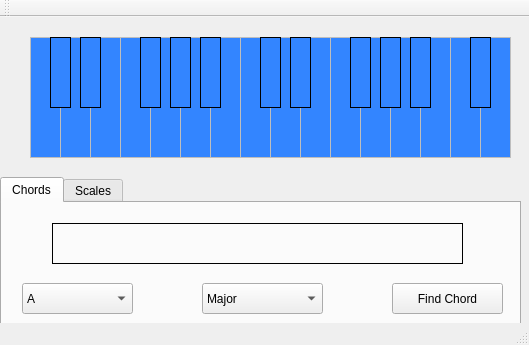
tjruth99/PianoHelper, file mainwindow.ui: the form before one commit.
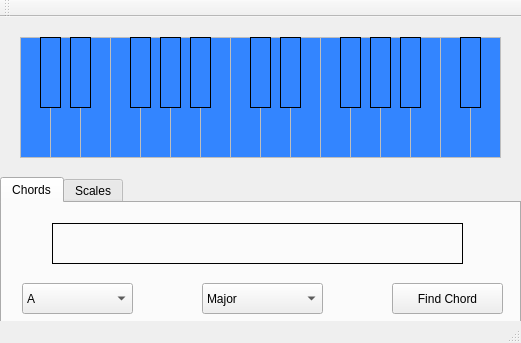
The form after the commit.

```diff
--- a/mainwindow.ui
+++ b/mainwindow.ui
@@ -6,8 +6,8 @@
    <rect>
     <x>0</x>
     <y>0</y>
-    <width>529</width>
-    <height>345</height>
+    <width>521</width>
+    <height>343</height>
    </rect>
   </property>
   <property name="windowTitle">
@@ -403,7 +403,7 @@
     </property>
     <property name="geometry">
      <rect>
-      <x>30</x>
+      <x>20</x>
       <y>20</y>
       <width>31</width>
       <height>121</height>
@@ -440,7 +440,7 @@
     </property>
     <property name="geometry">
      <rect>
-      <x>60</x>
+      <x>50</x>
       <y>20</y>
       <width>31</width>
       <height>121</height>
@@ -474,7 +474,7 @@
    <widget class="QLabel" name="notelabel_01">
     <property name="geometry">
      <rect>
-      <x>50</x>
+      <x>40</x>
       <y>20</y>
       <width>21</width>
       <height>71</height>
@@ -511,7 +511,7 @@
     </property>
     <property name="geometry">
      <rect>
-      <x>120</x>
+      <x>110</x>
       <y>20</y>
       <width>31</width>
       <height>121</height>
@@ -548,7 +548,7 @@
     </property>
     <property name="geometry">
      <rect>
-      <x>90</x>
+      <x>80</x>
       <y>20</y>
       <width>31</width>
       <height>121</height>
@@ -585,7 +585,7 @@
     </property>
     <property name="geometry">
      <rect>
-      <x>180</x>
+      <x>170</x>
       <y>20</y>
       <width>31</width>
       <height>121</height>
@@ -622,7 +622,7 @@
     </property>
     <property name="geometry">
      <rect>
-      <x>210</x>
+      <x>200</x>
       <y>20</y>
       <width>31</width>
       <height>121</height>
@@ -659,7 +659,7 @@
     </property>
     <property name="geometry">
      <rect>
-      <x>240</x>
+      <x>230</x>
       <y>20</y>
       <width>31</width>
       <height>121</height>
@@ -696,7 +696,7 @@
     </property>
     <property name="geometry">
      <rect>
-      <x>390</x>
+      <x>380</x>
       <y>20</y>
       <width>31</width>
       <height>121</height>
@@ -733,7 +733,7 @@
     </property>
     <property name="geometry">
      <rect>
-      <x>360</x>
+      <x>350</x>
       <y>20</y>
       <width>31</width>
       <height>121</height>
@@ -770,7 +770,7 @@
     </property>
     <property name="geometry">
      <rect>
-      <x>300</x>
+      <x>290</x>
       <y>20</y>
       <width>31</width>
       <height>121</height>
@@ -807,7 +807,7 @@
     </property>
     <property name="geometry">
      <rect>
-      <x>450</x>
+      <x>440</x>
       <y>20</y>
       <width>31</width>
       <height>121</height>
@@ -844,7 +844,7 @@
     </property>
     <property name="geometry">
      <rect>
-      <x>420</x>
+      <x>410</x>
       <y>20</y>
       <width>31</width>
       <height>121</height>
@@ -881,7 +881,7 @@
     </property>
     <property name="geometry">
      <rect>
-      <x>330</x>
+      <x>320</x>
       <y>20</y>
       <width>31</width>
       <height>121</height>
@@ -918,7 +918,7 @@
     </property>
     <property name="geometry">
      <rect>
-      <x>480</x>
+      <x>470</x>
       <y>20</y>
       <width>31</width>
       <height>121</height>
@@ -955,7 +955,7 @@
     </property>
     <property name="geometry">
      <rect>
-      <x>270</x>
+      <x>260</x>
       <y>20</y>
       <width>31</width>
       <height>121</height>
@@ -989,7 +989,7 @@
    <widget class="QLabel" name="notelabel_03">
     <property name="geometry">
      <rect>
-      <x>80</x>
+      <x>70</x>
       <y>20</y>
       <width>21</width>
       <height>71</height>
@@ -1023,7 +1023,7 @@
    <widget class="QLabel" name="notelabel_06">
     <property name="geometry">
      <rect>
-      <x>140</x>
+      <x>130</x>
       <y>20</y>
       <width>21</width>
       <height>71</height>
@@ -1057,7 +1057,7 @@
    <widget class="QLabel" name="notelabel_08">
     <property name="geometry">
      <rect>
-      <x>170</x>
+      <x>160</x>
       <y>20</y>
       <width>21</width>
       <height>71</height>
@@ -1091,7 +1091,7 @@
    <widget class="QLabel" name="notelabel_10">
     <property name="geometry">
      <rect>
-      <x>200</x>
+      <x>190</x>
       <y>20</y>
       <width>21</width>
       <height>71</height>
@@ -1125,7 +1125,7 @@
    <widget class="QLabel" name="notelabel_13">
     <property name="geometry">
      <rect>
-      <x>260</x>
+      <x>250</x>
       <y>20</y>
       <width>21</width>
       <height>71</height>
@@ -1159,7 +1159,7 @@
    <widget class="QLabel" name="notelabel_15">
     <property name="geometry">
      <rect>
-      <x>290</x>
+      <x>280</x>
       <y>20</y>
       <width>21</width>
       <height>71</height>
@@ -1193,7 +1193,7 @@
    <widget class="QLabel" name="notelabel_22">
     <property name="geometry">
      <rect>
-      <x>410</x>
+      <x>400</x>
       <y>20</y>
       <width>21</width>
       <height>71</height>
@@ -1227,7 +1227,7 @@
    <widget class="QLabel" name="notelabel_18">
     <property name="geometry">
      <rect>
-      <x>350</x>
+      <x>340</x>
       <y>20</y>
       <width>21</width>
       <height>71</height>
@@ -1261,7 +1261,7 @@
    <widget class="QLabel" name="notelabel_20">
     <property name="geometry">
      <rect>
-      <x>380</x>
+      <x>370</x>
       <y>20</y>
       <width>21</width>
       <height>71</height>
@@ -1295,7 +1295,7 @@
    <widget class="QLabel" name="notelabel_25">
     <property name="geometry">
      <rect>
-      <x>470</x>
+      <x>460</x>
       <y>20</y>
       <width>21</width>
       <height>71</height>
@@ -1332,7 +1332,7 @@
     </property>
     <property name="geometry">
      <rect>
-      <x>150</x>
+      <x>140</x>
       <y>20</y>
       <width>31</width>
       <height>121</height>
@@ -1366,7 +1366,7 @@
    <widget class="QLabel" name="notelabel_2">
     <property name="geometry">
      <rect>
-      <x>50</x>
+      <x>40</x>
       <y>20</y>
       <width>21</width>
       <height>71</height>
@@ -1400,7 +1400,7 @@
    <widget class="QLabel" name="piano_14">
     <property name="geometry">
      <rect>
-      <x>270</x>
+      <x>260</x>
       <y>20</y>
       <width>31</width>
       <height>121</height>
@@ -1434,7 +1434,7 @@
    <widget class="QLabel" name="piano_24">
     <property name="geometry">
      <rect>
-      <x>450</x>
+      <x>440</x>
       <y>20</y>
       <width>31</width>
       <height>121</height>
@@ -1468,7 +1468,7 @@
    <widget class="QLabel" name="piano_17">
     <property name="geometry">
      <rect>
-      <x>330</x>
+      <x>320</x>
       <y>20</y>
       <width>31</width>
       <height>121</height>
@@ -1502,7 +1502,7 @@
    <widget class="QLabel" name="piano_09">
     <property name="geometry">
      <rect>
-      <x>180</x>
+      <x>170</x>
       <y>20</y>
       <width>31</width>
       <height>121</height>
@@ -1536,7 +1536,7 @@
    <widget class="QLabel" name="piano_16">
     <property name="geometry">
      <rect>
-      <x>300</x>
+      <x>290</x>
       <y>20</y>
       <width>31</width>
       <height>121</height>
@@ -1570,7 +1570,7 @@
    <widget class="QLabel" name="piano_18">
     <property name="geometry">
      <rect>
-      <x>350</x>
+      <x>340</x>
       <y>20</y>
       <width>21</width>
       <height>71</height>
@@ -1604,7 +1604,7 @@
    <widget class="QLabel" name="piano_08">
     <property name="geometry">
      <rect>
-      <x>170</x>
+      <x>160</x>
       <y>20</y>
       <width>21</width>
       <height>71</height>
@@ -1638,7 +1638,7 @@
    <widget class="QLabel" name="piano_10">
     <property name="geometry">
      <rect>
-      <x>200</x>
+      <x>190</x>
       <y>20</y>
       <width>21</width>
       <height>71</height>
@@ -1672,7 +1672,7 @@
    <widget class="QLabel" name="piano_05">
     <property name="geometry">
      <rect>
-      <x>120</x>
+      <x>110</x>
       <y>20</y>
       <width>31</width>
       <height>121</height>
@@ -1706,7 +1706,7 @@
    <widget class="QLabel" name="notelabel_34">
     <property name="geometry">
      <rect>
-      <x>410</x>
+      <x>400</x>
       <y>20</y>
       <width>21</width>
       <height>71</height>
@@ -1740,7 +1740,7 @@
    <widget class="QLabel" name="piano_02">
     <property name="geometry">
      <rect>
-      <x>60</x>
+      <x>50</x>
       <y>20</y>
       <width>31</width>
       <height>121</height>
@@ -1774,7 +1774,7 @@
    <widget class="QLabel" name="piano_03">
     <property name="geometry">
      <rect>
-      <x>80</x>
+      <x>70</x>
       <y>20</y>
       <width>21</width>
       <height>71</height>
@@ -1808,7 +1808,7 @@
    <widget class="QLabel" name="piano_26">
     <property name="geometry">
      <rect>
-      <x>480</x>
+      <x>470</x>
       <y>20</y>
       <width>31</width>
       <height>121</height>
@@ -1842,7 +1842,7 @@
    <widget class="QLabel" name="piano_11">
     <property name="geometry">
      <rect>
-      <x>210</x>
+      <x>200</x>
       <y>20</y>
       <width>31</width>
       <height>121</height>
@@ -1876,7 +1876,7 @@
    <widget class="QLabel" name="piano_04">
     <property name="geometry">
      <rect>
-      <x>90</x>
+      <x>80</x>
       <y>20</y>
       <width>31</width>
       <height>121</height>
@@ -1910,7 +1910,7 @@
    <widget class="QLabel" name="piano_06">
     <property name="geometry">
      <rect>
-      <x>140</x>
+      <x>130</x>
       <y>20</y>
       <width>21</width>
       <height>71</height>
@@ -1944,7 +1944,7 @@
    <widget class="QLabel" name="piano_13">
     <property name="geometry">
      <rect>
-      <x>260</x>
+      <x>250</x>
       <y>20</y>
       <width>21</width>
       <height>71</height>
@@ -1978,7 +1978,7 @@
    <widget class="QLabel" name="piano_12">
     <property name="geometry">
      <rect>
-      <x>240</x>
+      <x>230</x>
       <y>20</y>
       <width>31</width>
       <height>121</height>
@@ -2012,7 +2012,7 @@
    <widget class="QLabel" name="piano_23">
     <property name="geometry">
      <rect>
-      <x>420</x>
+      <x>410</x>
       <y>20</y>
       <width>31</width>
       <height>121</height>
@@ -2046,7 +2046,7 @@
    <widget class="QLabel" name="piano_25">
     <property name="geometry">
      <rect>
-      <x>470</x>
+      <x>460</x>
       <y>20</y>
       <width>21</width>
       <height>71</height>
@@ -2080,7 +2080,7 @@
    <widget class="QLabel" name="piano_21">
     <property name="geometry">
      <rect>
-      <x>390</x>
+      <x>380</x>
       <y>20</y>
       <width>31</width>
       <height>121</height>
@@ -2114,7 +2114,7 @@
    <widget class="QLabel" name="piano_19">
     <property name="geometry">
      <rect>
-      <x>360</x>
+      <x>350</x>
       <y>20</y>
       <width>31</width>
       <height>121</height>
@@ -2148,7 +2148,7 @@
    <widget class="QLabel" name="piano_07">
     <property name="geometry">
      <rect>
-      <x>150</x>
+      <x>140</x>
       <y>20</y>
       <width>31</width>
       <height>121</height>
@@ -2182,7 +2182,7 @@
    <widget class="QLabel" name="piano_15">
     <property name="geometry">
      <rect>
-      <x>290</x>
+      <x>280</x>
       <y>20</y>
       <width>21</width>
       <height>71</height>
@@ -2216,7 +2216,7 @@
    <widget class="QLabel" name="piano_00">
     <property name="geometry">
      <rect>
-      <x>30</x>
+      <x>20</x>
       <y>20</y>
       <width>31</width>
       <height>121</height>
@@ -2250,7 +2250,7 @@
    <widget class="QLabel" name="piano_20">
     <property name="geometry">
      <rect>
-      <x>380</x>
+      <x>370</x>
       <y>20</y>
       <width>21</width>
       <height>71</height>
@@ -2284,7 +2284,7 @@
    <widget class="QLabel" name="piano_01">
     <property name="geometry">
      <rect>
-      <x>50</x>
+      <x>40</x>
       <y>20</y>
       <width>21</width>
       <height>71</height>
@@ -2318,7 +2318,7 @@
    <widget class="QLabel" name="piano_22">
     <property name="geometry">
      <rect>
-      <x>410</x>
+      <x>400</x>
       <y>20</y>
       <width>21</width>
       <height>71</height>
```
Left out of the diff: 22 changed lines with no effect on the pictures.
